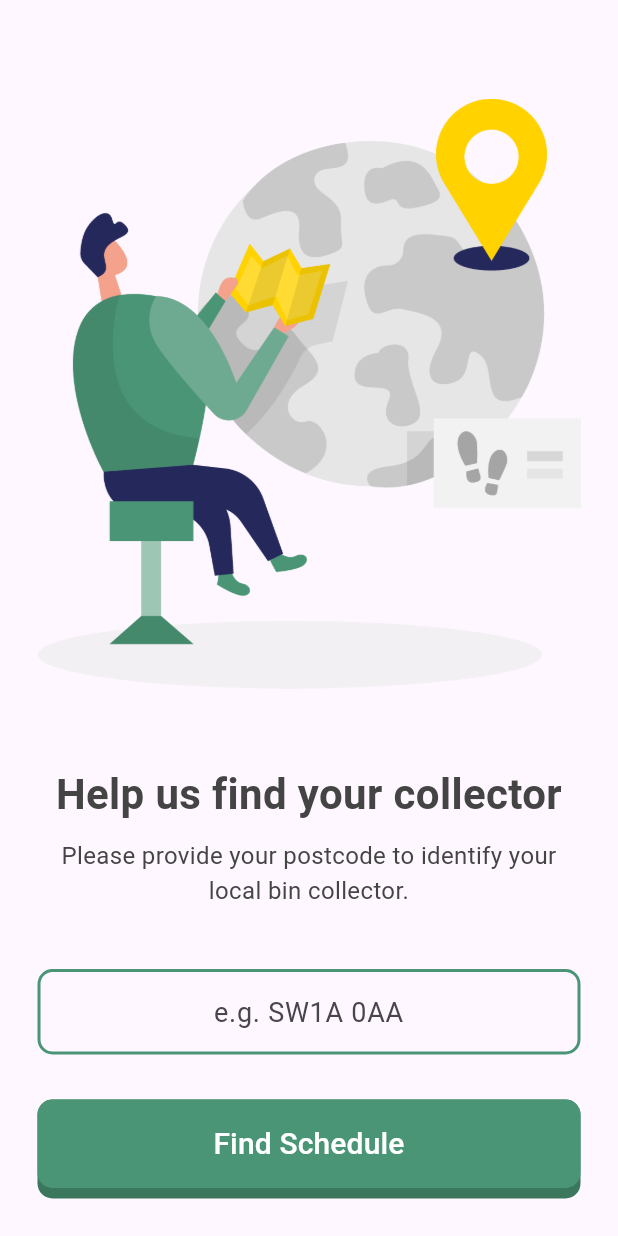
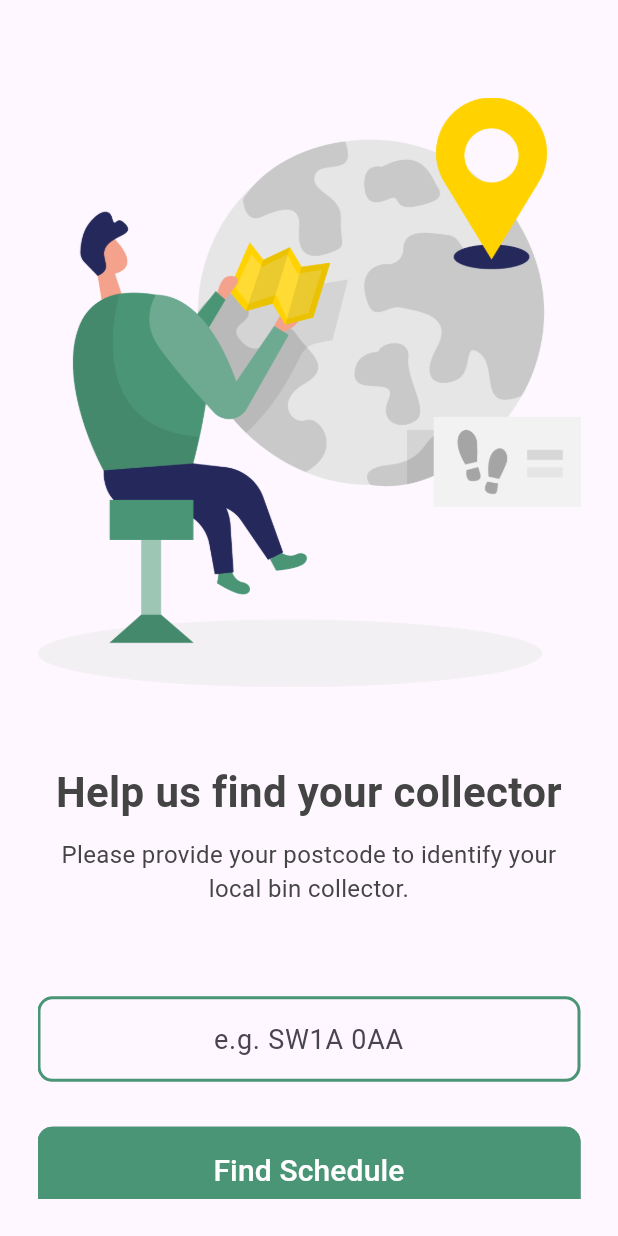
Before and after one commit to BadgerHobbs/BinDays-App, a Flutter app: the EnterPostcodePage screen opened directly, on a phone screen of 412 x 824 dp. Run offline on Flutter 3.47's test engine with Material 3 defaults, Android fonts, the light colour scheme and no system bars; missing offline and left inert: bindays_client.

Commit message:
Added pages/logic for inputting postcode and finding collector (or not).

```diff
--- /dev/null
+++ b/bindays_app/lib/client/bindays_client.dart
@@ -0,0 +1,4 @@
+// External Imports
+import 'package:bindays_client/client.dart';
+
+Client binDaysClient = Client(Uri.parse("https://api.bindays.app"));
--- a/bindays_app/lib/main.dart
+++ b/bindays_app/lib/main.dart
@@ -5,7 +5,7 @@ import 'package:flutter/services.dart';
 // Internal Imports
 import 'package:bindays_app/notifiers/global_notifiers.dart';
 import 'package:bindays_app/pages/bin_days_page.dart';
-import 'package:bindays_app/pages/welcome_page.dart';
+import 'package:bindays_app/pages/setup/welcome_page.dart';
 
 void main() {
   // Ensure app is initialised
--- a/bindays_app/lib/pages/enter_postcode_page.dart
+++ /dev/null
@@ -1,87 +0,0 @@
-// External Imports
-import 'package:flutter/material.dart';
-
-// Internal Imports
-import 'package:bindays_app/widgets/primary_button.dart';
-import 'package:bindays_app/widgets/text_input.dart';
-
-class EnterPostcodePage extends StatefulWidget {
-  const EnterPostcodePage({super.key});
-
-  @override
-  State<EnterPostcodePage> createState() => _EnterPostcodePageState();
-}
-
-class _EnterPostcodePageState extends State<EnterPostcodePage> {
-  final _postcodeController = TextEditingController();
-
-  @override
-  void dispose() {
-    _postcodeController.dispose();
-    super.dispose();
-  }
-
-  void _submitPostcode() {
-    final postcode = _postcodeController.text.trim().toUpperCase();
-    if (postcode.isNotEmpty) {
-      //Navigator.of(context).push(MaterialPageRoute(
-      //  builder: (_) => YourNextPage(postcode: postcode),
-      //));
-    }
-  }
-
-  void _getCollector() {}
-
-  @override
-  Widget build(BuildContext context) {
-    return Scaffold(
-      body: SafeArea(
-        minimum: EdgeInsets.all(25),
-        child: Column(
-          children: [
-            Spacer(),
-            Column(
-              children: [
-                Image.asset('assets/illustrations/Map_Two_Color.png'),
-                SizedBox(height: 50),
-                Text(
-                  "Help us find your collector",
-                  style: TextStyle(
-                    fontSize: 28,
-                    fontWeight: FontWeight.bold,
-                    color: Color.fromRGBO(68, 68, 68, 1),
-                  ),
-                  textAlign: TextAlign.center,
-                ),
-                SizedBox(height: 10),
-                Text(
-                  "Please provide your postcode to identify your local bin collector.",
-                  style: TextStyle(
-                    fontSize: 16,
-                    color: Color.fromRGBO(68, 68, 68, 1),
-                  ),
-                  textAlign: TextAlign.center,
-                ),
-              ],
-            ),
-            Spacer(),
-            Column(
-              children: [
-                TextInput(
-                  controller: _postcodeController,
-                  hintText: 'e.g. SW1A 0AA',
-                  onSubmitted: (_) => _submitPostcode(),
-                ),
-                SizedBox(height: 30),
-                PrimaryButton(
-                  text: "Find Schedule",
-                  onPressed: _submitPostcode,
-                ),
-              ],
-            ),
-          ],
-        ),
-      ),
-    );
-  }
-}
--- /dev/null
+++ b/bindays_app/lib/pages/setup/enter_postcode_page.dart
@@ -0,0 +1,79 @@
+// External Imports
+import 'package:flutter/material.dart';
+
+// Internal Imports
+import 'package:bindays_app/pages/setup/finding_collector_page.dart';
+import 'package:bindays_app/widgets/primary_button.dart';
+import 'package:bindays_app/widgets/text_input.dart';
+
+class EnterPostcodePage extends StatefulWidget {
+  const EnterPostcodePage({super.key});
+
+  @override
+  State<EnterPostcodePage> createState() => _EnterPostcodePageState();
+}
+
+class _EnterPostcodePageState extends State<EnterPostcodePage> {
+  final _postcodeController = TextEditingController();
+
+  @override
+  void dispose() {
+    _postcodeController.dispose();
+    super.dispose();
+  }
+
+  void _submitPostcode() async {
+    final postcode = _postcodeController.text.trim().toUpperCase();
+    if (postcode.isNotEmpty) {
+      Navigator.of(context).push(
+        MaterialPageRoute(
+          builder: (_) => FindingCollectorPage(postcode: postcode),
+        ),
+      );
+    }
+  }
+
+  @override
+  Widget build(BuildContext context) {
+    return Scaffold(
+      body: SafeArea(
+        minimum: const EdgeInsets.all(25),
+        child: SingleChildScrollView(
+          child: Column(
+            children: [
+              const SizedBox(height: 40),
+              Image.asset('assets/illustrations/Map_Two_Color.png'),
+              const SizedBox(height: 50),
+              const Text(
+                "Help us find your collector",
+                style: TextStyle(
+                  fontSize: 28,
+                  fontWeight: FontWeight.bold,
+                  color: Color.fromRGBO(68, 68, 68, 1),
+                ),
+                textAlign: TextAlign.center,
+              ),
+              const SizedBox(height: 10),
+              const Text(
+                "Please provide your postcode to identify your local bin collector.",
+                style: TextStyle(
+                  fontSize: 16,
+                  color: Color.fromRGBO(68, 68, 68, 1),
+                ),
+                textAlign: TextAlign.center,
+              ),
+              const SizedBox(height: 60),
+              TextInput(
+                controller: _postcodeController,
+                hintText: 'e.g. SW1A 0AA',
+              ),
+              const SizedBox(height: 30),
+              PrimaryButton(text: "Find Schedule", onPressed: _submitPostcode),
+              const SizedBox(height: 20),
+            ],
+          ),
+        ),
+      ),
+    );
+  }
+}
--- a/bindays_app/lib/pages/how_it_works_page.dart
+++ b/bindays_app/lib/pages/setup/how_it_works_page.dart
@@ -2,7 +2,7 @@
 import 'package:flutter/material.dart';
 
 // Internal Imports
-import 'package:bindays_app/pages/enter_postcode_page.dart';
+import 'package:bindays_app/pages/setup/enter_postcode_page.dart';
 import 'package:bindays_app/widgets/primary_button.dart';
 
 class HowItWorksPage extends StatelessWidget {
--- a/bindays_app/lib/pages/welcome_page.dart
+++ b/bindays_app/lib/pages/setup/welcome_page.dart
@@ -2,7 +2,7 @@
 import 'package:flutter/material.dart';
 
 // Internal Imports
-import 'package:bindays_app/pages/how_it_works_page.dart';
+import 'package:bindays_app/pages/setup/how_it_works_page.dart';
 import 'package:bindays_app/widgets/primary_button.dart';
 
 class WelcomePage extends StatelessWidget {
@@ -51,7 +51,7 @@ class WelcomePage extends StatelessWidget {
                       "Privacy Policy",
                       style: TextStyle(
                         fontSize: 15,
-                        color: Color.fromRGBO(68, 68, 68, 0.5),
+                        color: Color.fromRGBO(68, 68, 68, 0.75),
                       ),
                       textAlign: TextAlign.center,
                     ),
@@ -60,7 +60,7 @@ class WelcomePage extends StatelessWidget {
                       "Terms & Conditions",
                       style: TextStyle(
                         fontSize: 15,
-                        color: Color.fromRGBO(68, 68, 68, 0.5),
+                        color: Color.fromRGBO(68, 68, 68, 0.75),
                       ),
                       textAlign: TextAlign.center,
                     ),
--- a/bindays_app/pubspec.yaml
+++ b/bindays_app/pubspec.yaml
@@ -34,6 +34,12 @@ dependencies:
   # The following adds the Cupertino Icons font to your application.
   # Use with the CupertinoIcons class for iOS style icons.
   cupertino_icons: ^1.0.8
+
+  # BinDays Client API library
+  bindays_client:
+    git:
+      url: https://github.com/BadgerHobbs/BinDays-Client.git
+      ref: main
 
 dev_dependencies:
   flutter_test:
```
Also changed, not shown: bindays_app/lib/pages/confirm_collector_page.dart (deleted, +0 -11 lines), bindays_app/lib/pages/setup/collector_not_found_page.dart (added, +75 -0 lines), bindays_app/lib/pages/setup/confirm_collector_page.dart (added, +79 -0 lines), bindays_app/lib/pages/setup/finding_collector_page.dart (added, +107 -0 lines), bindays_app/lib/widgets/animated_ellipsis.dart (added, +62 -0 lines), bindays_app/lib/widgets/secondary_button.dart (added, +41 -0 lines), bindays_app/assets/illustrations/Navigation_Two_Color.png (added), bindays_app/lib/pages/setup/select_address_page.dart (renamed from bindays_app/lib/pages/select_address_page.dart), bindays_app/lib/pages/setup/select_collector_page.dart (renamed from bindays_app/lib/pages/select_collector_page.dart).
